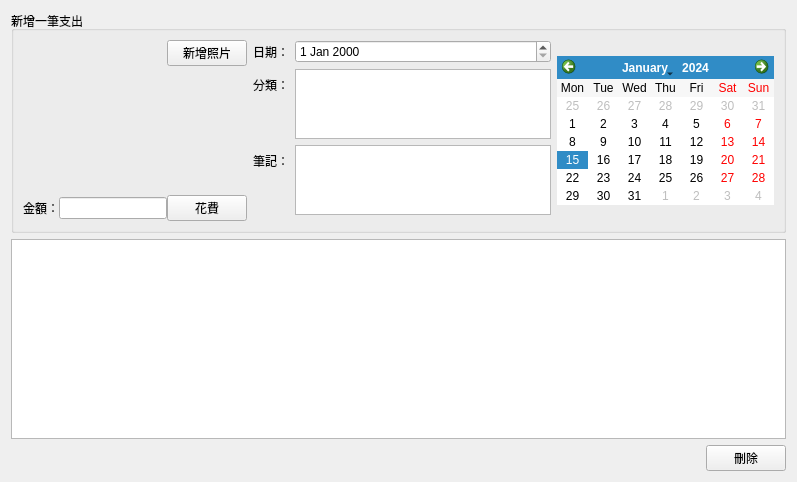
Before: the Qt Designer form expensetab.ui in coolshou/accountbook, drawn with Qt 5.
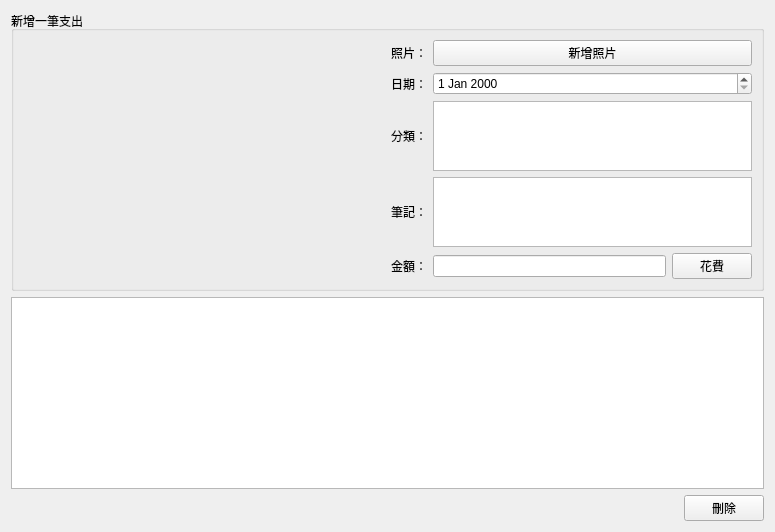
After: the same form once the commit is applied. Icons and pictures are not drawn.

```diff
--- a/expensetab.ui
+++ b/expensetab.ui
@@ -6,8 +6,8 @@
    <rect>
     <x>0</x>
     <y>0</y>
-    <width>782</width>
-    <height>482</height>
+    <width>775</width>
+    <height>447</height>
    </rect>
   </property>
   <property name="sizePolicy">
@@ -19,11 +19,11 @@
   <property name="windowTitle">
    <string>Form</string>
   </property>
-  <layout class="QVBoxLayout" name="verticalLayout">
+  <layout class="QVBoxLayout" name="verticalLayout" stretch="6,4,1">
    <item>
     <widget class="QGroupBox" name="groupBox_2">
      <property name="sizePolicy">
-      <sizepolicy hsizetype="Maximum" vsizetype="Maximum">
+      <sizepolicy hsizetype="Expanding" vsizetype="Preferred">
        <horstretch>0</horstretch>
        <verstretch>0</verstretch>
       </sizepolicy>
@@ -31,108 +31,67 @@
      <property name="title">
       <string>新增一筆支出</string>
      </property>
-     <layout class="QHBoxLayout" name="horizontalLayout_5">
-      <property name="sizeConstraint">
-       <enum>QLayout::SetFixedSize</enum>
-      </property>
+     <layout class="QHBoxLayout" name="horizontalLayout">
       <item>
        <layout class="QVBoxLayout" name="verticalLayout_2">
         <property name="spacing">
          <number>0</number>
         </property>
-        <item>
-         <layout class="QHBoxLayout" name="horizontalLayout_4">
-          <item>
-           <spacer name="horizontalSpacer_2">
-            <property name="orientation">
-             <enum>Qt::Horizontal</enum>
-            </property>
-            <property name="sizeHint" stdset="0">
-             <size>
-              <width>40</width>
-              <height>20</height>
-             </size>
-            </property>
-           </spacer>
-          </item>
-          <item>
-           <widget class="QPushButton" name="capturePushButton">
-            <property name="text">
-             <string>新增照片</string>
-            </property>
-           </widget>
-          </item>
-         </layout>
-        </item>
         <item>
          <widget class="QLabel" name="pictureLabel">
+          <property name="sizePolicy">
+           <sizepolicy hsizetype="Expanding" vsizetype="Expanding">
+            <horstretch>0</horstretch>
+            <verstretch>0</verstretch>
+           </sizepolicy>
+          </property>
           <property name="text">
            <string>&lt;html&gt;&lt;head/&gt;&lt;body&gt;&lt;p&gt;&lt;img src=&quot;:/images/logo.png&quot;/&gt;&lt;/p&gt;&lt;/body&gt;&lt;/html&gt;</string>
           </property>
          </widget>
         </item>
-        <item>
-         <layout class="QHBoxLayout" name="horizontalLayout_2">
-          <property name="sizeConstraint">
-           <enum>QLayout::SetDefaultConstraint</enum>
-          </property>
-          <item>
-           <widget class="QLabel" name="expenseLabel">
-            <property name="text">
-             <string>金額：</string>
-            </property>
-           </widget>
-          </item>
-          <item>
-           <widget class="QLineEdit" name="expenseLineEdit"/>
-          </item>
-          <item>
-           <widget class="QPushButton" name="expensePushButton">
-            <property name="text">
-             <string>花費</string>
-            </property>
-           </widget>
-          </item>
-         </layout>
-        </item>
        </layout>
       </item>
       <item>
-       <layout class="QFormLayout" name="formLayout">
-        <property name="fieldGrowthPolicy">
-         <enum>QFormLayout::AllNonFixedFieldsGrow</enum>
-        </property>
-        <item row="0" column="0">
+       <layout class="QGridLayout" name="gridLayout" rowstretch="1,3,3,1,0">
+        <item row="3" column="0">
+         <widget class="QLabel" name="noteLabel">
+          <property name="text">
+           <string>筆記：</string>
+          </property>
+         </widget>
+        </item>
+        <item row="1" column="0">
          <widget class="QLabel" name="dateLabel">
           <property name="text">
            <string>日期：</string>
           </property>
          </widget>
         </item>
-        <item row="0" column="1">
+        <item row="4" column="0">
+         <widget class="QLabel" name="expenseLabel">
+          <property name="text">
+           <string>金額：</string>
+          </property>
+         </widget>
+        </item>
+        <item row="1" column="1">
          <widget class="QDateEdit" name="dateEdit"/>
         </item>
-        <item row="2" column="0">
-         <widget class="QLabel" name="noteLabel">
-          <property name="text">
-           <string>筆記：</string>
-          </property>
-         </widget>
-        </item>
-        <item row="2" column="1">
-         <widget class="QTextEdit" name="noteTextEdit">
-          <property name="sizePolicy">
-           <sizepolicy hsizetype="Preferred" vsizetype="Preferred">
-            <horstretch>0</horstretch>
-            <verstretch>0</verstretch>
-           </sizepolicy>
-          </property>
-         </widget>
-        </item>
         <item row="3" column="1">
-         <layout class="QHBoxLayout" name="horizontalLayout"/>
+         <widget class="QTextEdit" name="noteTextEdit">
+          <property name="enabled">
+           <bool>true</bool>
+          </property>
+          <property name="sizePolicy">
+           <sizepolicy hsizetype="Preferred" vsizetype="Preferred">
+            <horstretch>0</horstretch>
+            <verstretch>0</verstretch>
+           </sizepolicy>
+          </property>
+         </widget>
         </item>
-        <item row="1" column="0">
+        <item row="2" column="0">
          <widget class="QLabel" name="categoryLabel">
           <property name="text">
            <string>分類：</string>
@@ -142,8 +101,11 @@
           </property>
          </widget>
         </item>
-        <item row="1" column="1">
+        <item row="2" column="1">
          <widget class="QListView" name="categoryListView">
+          <property name="enabled">
+           <bool>true</bool>
+          </property>
           <property name="sizePolicy">
            <sizepolicy hsizetype="Preferred" vsizetype="Preferred">
             <horstretch>0</horstretch>
@@ -152,36 +114,39 @@
           </property>
          </widget>
         </item>
+        <item row="4" column="1">
+         <layout class="QHBoxLayout" name="horizontalLayout_2">
+          <property name="sizeConstraint">
+           <enum>QLayout::SetDefaultConstraint</enum>
+          </property>
+          <item>
+           <widget class="QLineEdit" name="expenseLineEdit"/>
+          </item>
+          <item>
+           <widget class="QPushButton" name="expensePushButton">
+            <property name="text">
+             <string>花費</string>
+            </property>
+           </widget>
+          </item>
+         </layout>
+        </item>
+        <item row="0" column="1">
+         <widget class="QPushButton" name="capturePushButton">
+          <property name="text">
+           <string>新增照片</string>
+          </property>
+         </widget>
+        </item>
+        <item row="0" column="0">
+         <widget class="QLabel" name="label">
+          <property name="text">
+           <string>照片：</string>
+          </property>
+         </widget>
+        </item>
        </layout>
       </item>
-      <item>
-       <widget class="QCalendarWidget" name="calendarWidget">
-        <property name="sizePolicy">
-         <sizepolicy hsizetype="Fixed" vsizetype="Fixed">
-          <horstretch>0</horstretch>
-          <verstretch>0</verstretch>
-         </sizepolicy>
-        </property>
-        <property name="contextMenuPolicy">
-         <enum>Qt::DefaultContextMenu</enum>
-        </property>
-        <property name="firstDayOfWeek">
-         <enum>Qt::Monday</enum>
-        </property>
-        <property name="gridVisible">
-         <bool>false</bool>
-        </property>
-        <property name="horizontalHeaderFormat">
-         <enum>QCalendarWidget::ShortDayNames</enum>
-        </property>
-        <property name="verticalHeaderFormat">
-         <enum>QCalendarWidget::NoVerticalHeader</enum>
-        </property>
-        <property name="navigationBarVisible">
-         <bool>true</bool>
-        </property>
-       </widget>
-      </item>
      </layout>
      <zorder>calendarWidget</zorder>
      <zorder></zorder>
@@ -190,7 +155,7 @@
    <item>
     <widget class="QTableView" name="expenseTableView">
      <property name="sizePolicy">
-      <sizepolicy hsizetype="Minimum" vsizetype="MinimumExpanding">
+      <sizepolicy hsizetype="Preferred" vsizetype="MinimumExpanding">
        <horstretch>0</horstretch>
        <verstretch>0</verstretch>
       </sizepolicy>
```
Left out of the diff: 2 changed lines with no effect on the pictures.
